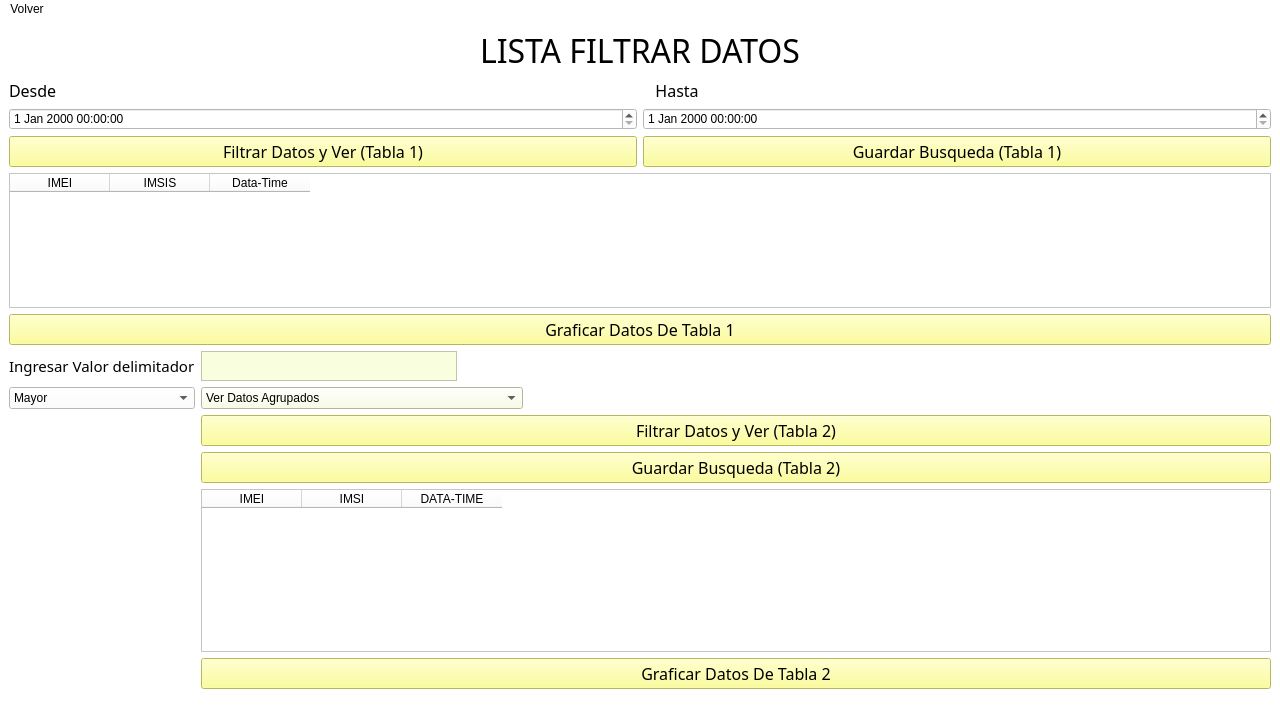
Above: Interfaz/UI/VistaDetalleHoras.ui from Dumaru/ExcelReports before the change. Below: the same form after it.
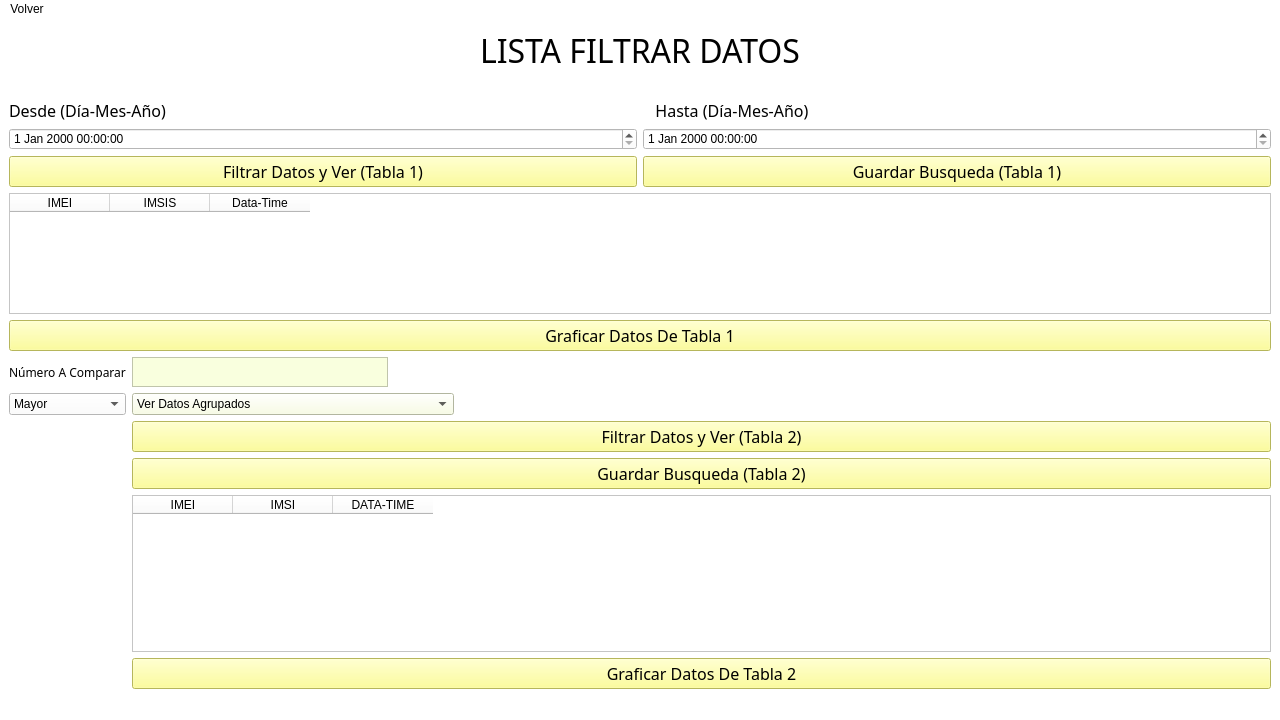
That is the form after the change. Icons and pictures are not drawn.

Patch:
```diff
--- a/Interfaz/UI/VistaDetalleHoras.ui
+++ b/Interfaz/UI/VistaDetalleHoras.ui
@@ -48,13 +48,7 @@
       </property>
      </widget>
     </item>
-    <item row="8" column="2">
-     <layout class="QVBoxLayout" name="verticalLayoutGraficosDatosEstaticos"/>
-    </item>
-    <item row="6" column="2">
-     <layout class="QVBoxLayout" name="verticalLayoutGraficaDatosDinamicos"/>
-    </item>
-    <item row="3" column="1">
+    <item row="4" column="1">
      <layout class="QGridLayout" name="gridLayout_7">
       <item row="0" column="0">
        <layout class="QGridLayout" name="gridLayout_5">
@@ -165,14 +159,14 @@
             <property name="font">
              <font>
               <family>Corbel</family>
-              <pointsize>11</pointsize>
+              <pointsize>9</pointsize>
              </font>
             </property>
             <property name="styleSheet">
              <string notr="true">background-color: rgb(255, 255, 255);</string>
             </property>
             <property name="text">
-             <string>Ingresar Valor delimitador</string>
+             <string>Número A Comparar</string>
             </property>
            </widget>
           </item>
@@ -258,7 +252,7 @@
       </item>
      </layout>
     </item>
-    <item row="1" column="1" rowspan="2">
+    <item row="2" column="1" rowspan="2">
      <layout class="QGridLayout" name="gridLayout_6">
       <item row="0" column="0">
        <layout class="QGridLayout" name="gridLayout_4">
@@ -334,7 +328,7 @@
                </font>
               </property>
               <property name="text">
-               <string>   Hasta</string>
+               <string>   Hasta (Día-Mes-Año)</string>
               </property>
              </widget>
             </item>
@@ -359,7 +353,7 @@
              <string notr="true">background-color: rgb(255, 255, 255);</string>
             </property>
             <property name="text">
-             <string>Desde</string>
+             <string>Desde (Día-Mes-Año)</string>
             </property>
            </widget>
           </item>
@@ -430,6 +424,19 @@
       </item>
      </layout>
     </item>
+    <item row="7" column="2">
+     <layout class="QVBoxLayout" name="verticalLayoutGraficaDatosDinamicos"/>
+    </item>
+    <item row="9" column="2">
+     <layout class="QVBoxLayout" name="verticalLayoutGraficosDatosEstaticos"/>
+    </item>
+    <item row="1" column="1">
+     <widget class="QLabel" name="label_2">
+      <property name="text">
+       <string>&lt;html&gt;&lt;head/&gt;&lt;body&gt;&lt;p&gt;&lt;img src=&quot;:/Iconos/logoRaptor.png&quot;/&gt;&lt;/p&gt;&lt;/body&gt;&lt;/html&gt;</string>
+      </property>
+     </widget>
+    </item>
    </layout>
   </widget>
   <widget class="QMenuBar" name="menubar">
```
Left out of the diff: 44 changed lines with no effect on the pictures.
